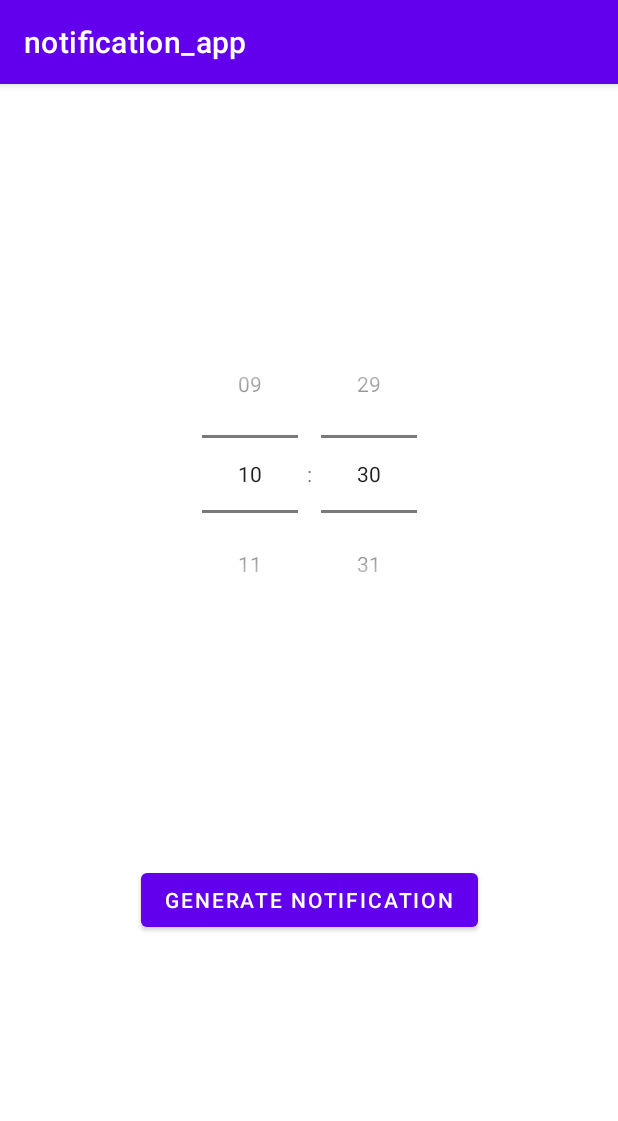
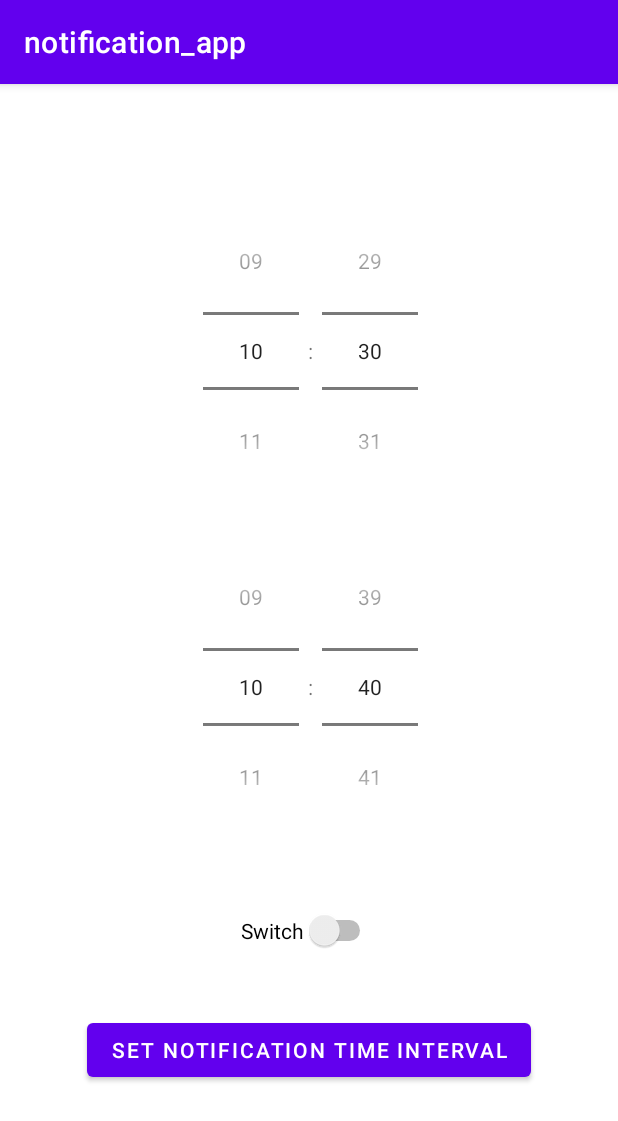
Before and after one commit to Nevaland/notification-app, an Android app: the screen it shows after launch (MainActivity), on a phone screen of 412 x 824 dp. Shown: the top 1121 px of the screen. Run offline under Robolectric (Android 15) with nearby library versions, the phone set to English and light mode, and no system bars.

Commit message:
Add timePickers and Refactoring

```diff
--- a/app/src/main/AndroidManifest.xml
+++ b/app/src/main/AndroidManifest.xml
@@ -26,10 +26,6 @@
             </intent-filter>
         </activity>
 
-<!--        <activity-->
-<!--            android:name=".ResultActivity"-->
-<!--            android:parentActivityName=".MainActivity" >-->
-<!--        </activity>-->
         <receiver android:name=".DeviceBootReceiver"
             android:enabled="false"
             android:exported="true">
--- a/app/src/main/java/nevaland/notification_app/AlarmReceiver.java
+++ b/app/src/main/java/nevaland/notification_app/AlarmReceiver.java
@@ -75,7 +75,7 @@ public class AlarmReceiver extends BroadcastReceiver {
             nextNotifyTime.add(Calendar.DATE, 1);
 
             //  Preference에 설정한 값 저장
-            SharedPreferences.Editor editor = context.getSharedPreferences("daily alarm", MODE_PRIVATE).edit();
+            SharedPreferences.Editor editor = context.getSharedPreferences("notification_settings", MODE_PRIVATE).edit();
             editor.putLong("nextNotifyTime", nextNotifyTime.getTimeInMillis());
             editor.apply();
 
--- a/app/src/main/java/nevaland/notification_app/DeviceBootReceiver.java
+++ b/app/src/main/java/nevaland/notification_app/DeviceBootReceiver.java
@@ -29,7 +29,7 @@ public class DeviceBootReceiver extends BroadcastReceiver {
 
             AlarmManager manager = (AlarmManager) context.getSystemService(Context.ALARM_SERVICE);
 
-            SharedPreferences sharedPreferences = context.getSharedPreferences("daily alarm", MODE_PRIVATE);
+            SharedPreferences sharedPreferences = context.getSharedPreferences("notification_settings", MODE_PRIVATE);
             long millis = sharedPreferences.getLong("nextNotifyTime", Calendar.getInstance().getTimeInMillis());
 
 
--- a/app/src/main/java/nevaland/notification_app/MainActivity.java
+++ b/app/src/main/java/nevaland/notification_app/MainActivity.java
@@ -1,24 +1,20 @@
 package nevaland.notification_app;
 
+import androidx.annotation.NonNull;
 import androidx.appcompat.app.AppCompatActivity;
-import androidx.core.app.NotificationCompat;
 
-import android.annotation.SuppressLint;
 import android.app.AlarmManager;
-import android.app.NotificationChannel;
-import android.app.NotificationManager;
 import android.app.PendingIntent;
 import android.content.ComponentName;
 import android.content.Context;
 import android.content.Intent;
 import android.content.SharedPreferences;
 import android.content.pm.PackageManager;
-import android.graphics.BitmapFactory;
 import android.os.Build;
 import android.os.Bundle;
-import android.util.Log;
 import android.view.View;
 import android.widget.Button;
+import android.widget.Switch;
 import android.widget.TimePicker;
 import android.widget.Toast;
 
@@ -30,80 +26,53 @@ import java.util.Locale;
 
 public class MainActivity extends AppCompatActivity {
 
-//    public static final String NOTIFICATION_CHANNEL_ID = "10001";
-//    private int count = 0;
-
     @Override
     protected void onCreate(Bundle savedInstanceState) {
         super.onCreate(savedInstanceState);
         setContentView(R.layout.activity_main);
 
-        final TimePicker picker=(TimePicker)findViewById(R.id.timePicker);
-        picker.setIs24HourView(true);
+        SharedPreferences sharedPreferences = getSharedPreferences("notification_settings", MODE_PRIVATE);
+        long nextNotifyTimeMillis = sharedPreferences.getLong("nextNotifyTime", Calendar.getInstance().getTimeInMillis());
+        long startStareTimeMillis = sharedPreferences.getLong("startStareTime", Calendar.getInstance().getTimeInMillis());
+        long endStareTimeMillis = sharedPreferences.getLong("endStareTime", Calendar.getInstance().getTimeInMillis() + 600000);
+        Boolean isEnable = sharedPreferences.getBoolean("isEnable", false);
 
-        SharedPreferences sharedPreferences = getSharedPreferences("daily alarm", MODE_PRIVATE);
-        long millis = sharedPreferences.getLong("nextNotifyTime", Calendar.getInstance().getTimeInMillis());
+        final TimePicker startTimePicker = (TimePicker) findViewById(R.id.timePicker_start);
+        final TimePicker endTimePicker = (TimePicker) findViewById(R.id.timePicker_end);
+        final Switch onOffSwitch = (Switch) findViewById(R.id.switch_onOff);
+        Button saveButton = (Button) findViewById(R.id.btn_save);
 
-        Calendar nextNotifyTime = new GregorianCalendar();
-        nextNotifyTime.setTimeInMillis(millis);
+        setTimePickers(startTimePicker, endTimePicker, startStareTimeMillis, endStareTimeMillis);
 
-        Date nextDate = nextNotifyTime.getTime();
-        String date_text = new SimpleDateFormat("yyyy년 MM월 dd일 EE요일 a hh시 mm분 ", Locale.getDefault()).format(nextDate);
-        Toast.makeText(getApplicationContext(),"[처음 실행시] 다음 알람은 " + date_text + "으로 알람이 설정되었습니다!", Toast.LENGTH_SHORT).show();
+        onOffSwitch.setChecked(isEnable);
+        onOffSwitch.setOnClickListener(new View.OnClickListener() {
+            @Override
+            public void onClick(View view) {
+                // TODO: Getting onOff Switch value, Saving value.
+            }
+        });
 
-        // 이전 설정값으로 TimePicker 초기화
-        Date currentTime = nextNotifyTime.getTime();
-        SimpleDateFormat HourFormat = new SimpleDateFormat("kk", Locale.getDefault());
-        SimpleDateFormat MinuteFormat = new SimpleDateFormat("mm", Locale.getDefault());
-
-        int pre_hour = Integer.parseInt(HourFormat.format(currentTime));
-        int pre_minute = Integer.parseInt(MinuteFormat.format(currentTime));
-
-        if (Build.VERSION.SDK_INT >= 23 ){
-            picker.setHour(pre_hour);
-            picker.setMinute(pre_minute);
-        }
-        else{
-            picker.setCurrentHour(pre_hour);
-            picker.setCurrentMinute(pre_minute);
-        }
-
-
-        Button button = (Button) findViewById(R.id.button);
-        button.setOnClickListener(new View.OnClickListener() {
+        saveButton.setOnClickListener(new View.OnClickListener() {
             @Override
             public void onClick(View arg0) {
-//                // 버튼을 누를때마다 count 를 증가시며 최근에 보낸 Notification만 사용자의 탭 대기중인지 테스트
-//                count++;
-//                NotificationSomethings();
-                int hour, hour_24, minute;
-                String am_pm;
+                // TODO: Check OnOff
+
+                int hour_24, minute;
                 if (Build.VERSION.SDK_INT >= 23 ){
-                    hour_24 = picker.getHour();
-                    minute = picker.getMinute();
+                    hour_24 = startTimePicker.getHour();
+                    minute = startTimePicker.getMinute();
                 }
                 else{
-                    hour_24 = picker.getCurrentHour();
-                    minute = picker.getCurrentMinute();
-                }
-                if(hour_24 > 12) {
-                    am_pm = "PM";
-                    hour = hour_24 - 12;
-                }
-                else
-                {
-                    hour = hour_24;
-                    am_pm="AM";
+                    hour_24 = startTimePicker.getCurrentHour();
+                    minute = startTimePicker.getCurrentMinute();
                 }
 
-                // 현재 지정된 시간으로 알람 시간 설정
                 Calendar calendar = Calendar.getInstance();
                 calendar.setTimeInMillis(System.currentTimeMillis());
                 calendar.set(Calendar.HOUR_OF_DAY, hour_24);
                 calendar.set(Calendar.MINUTE, minute);
                 calendar.set(Calendar.SECOND, 0);
 
-                // 이미 지난 시간을 지정했다면 다음날 같은 시간으로 설정
                 if (calendar.before(Calendar.getInstance())) {
                     calendar.add(Calendar.DATE, 1);
                 }
@@ -113,13 +82,57 @@ public class MainActivity extends AppCompatActivity {
                 Toast.makeText(getApplicationContext(),date_text + "으로 알람이 설정되었습니다!", Toast.LENGTH_SHORT).show();
 
                 //  Preference에 설정한 값 저장
-                SharedPreferences.Editor editor = getSharedPreferences("daily alarm", MODE_PRIVATE).edit();
-                editor.putLong("nextNotifyTime", (long)calendar.getTimeInMillis());
+                SharedPreferences.Editor editor = getSharedPreferences("notification_settings", MODE_PRIVATE).edit();
+                editor.putLong("nextNotifyTime", (long) calendar.getTimeInMillis());
                 editor.apply();
 
                 diaryNotification(calendar);
             }
         });
+
+    }
+
+    private void setTimePickers(TimePicker startTimePicker, TimePicker endTimePicker, long startStareTimeMillis, long endStareTimeMillis) {
+        startTimePicker.setIs24HourView(true);
+        endTimePicker.setIs24HourView(true);
+
+        Date startStareDate = getDateByMillis(startStareTimeMillis);
+        Date endStareDate = getDateByMillis(endStareTimeMillis);
+
+        int start_hour = getHour(startStareDate);
+        int start_minute = getMinute(startStareDate);
+        int end_hour = getHour(endStareDate);
+        int end_minute = getMinute(endStareDate);
+
+        if (Build.VERSION.SDK_INT >= 23){
+            startTimePicker.setHour(start_hour);
+            startTimePicker.setMinute(start_minute);
+            endTimePicker.setHour(end_hour);
+            endTimePicker.setMinute(end_minute);
+        }
+        else{
+            startTimePicker.setCurrentHour(start_hour);
+            startTimePicker.setCurrentMinute(start_minute);
+            endTimePicker.setCurrentHour(end_hour);
+            endTimePicker.setCurrentMinute(end_minute);
+        }
+    }
+
+    private int getHour(Date startStareDate) {
+        SimpleDateFormat hourFormat = new SimpleDateFormat("kk", Locale.getDefault());
+        return Integer.parseInt(hourFormat.format(startStareDate));
+    }
+
+    private int getMinute(Date startStareDate) {
+        SimpleDateFormat minuteFormat = new SimpleDateFormat("mm", Locale.getDefault());
+        return Integer.parseInt(minuteFormat.format(startStareDate));
+    }
+
+    @NonNull
+    private Date getDateByMillis(long millis) {
+        Calendar calendar = new GregorianCalendar();
+        calendar.setTimeInMillis(millis);
+        return calendar.getTime();
     }
 
     void diaryNotification(Calendar calendar)
@@ -132,7 +145,7 @@ public class MainActivity extends AppCompatActivity {
         PackageManager pm = this.getPackageManager();
         ComponentName receiver = new ComponentName(this, DeviceBootReceiver.class);
         Intent alarmIntent = new Intent(this, AlarmReceiver.class);
-        PendingIntent pendingIntent = PendingIntent.getBroadcast(this, 0, alarmIntent, 0);
+        PendingIntent pendingIntent = PendingIntent.getBroadcast(this, 0, alarmIntent, PendingIntent.FLAG_IMMUTABLE);
         AlarmManager alarmManager = (AlarmManager) getSystemService(Context.ALARM_SERVICE);
 
 
--- a/app/src/main/res/layout/activity_main.xml
+++ b/app/src/main/res/layout/activity_main.xml
@@ -6,17 +6,53 @@
     android:layout_height="match_parent"
     tools:context=".MainActivity">
 
-    <Button
-        android:id="@+id/button"
+
+    <TimePicker
+        android:id="@+id/timePicker_start"
         android:layout_width="wrap_content"
         android:layout_height="wrap_content"
-        android:layout_marginBottom="200dp"
-        android:text="Generate Notification"
+        android:layout_marginTop="72dp"
+        android:timePickerMode="spinner"
+        app:layout_constraintHorizontal_bias="0.503"
+        app:layout_constraintLeft_toLeftOf="parent"
+        app:layout_constraintRight_toRightOf="parent"
+        app:layout_constraintTop_toTopOf="parent"
+        app:layout_constraintVertical_chainStyle="packed" />
+
+    <TimePicker
+        android:id="@+id/timePicker_end"
+        android:layout_width="wrap_content"
+        android:layout_height="wrap_content"
+        android:layout_marginTop="12dp"
+        android:timePickerMode="spinner"
+        app:layout_constraintHorizontal_bias="0.503"
+        app:layout_constraintLeft_toLeftOf="parent"
+        app:layout_constraintRight_toRightOf="parent"
+        app:layout_constraintTop_toBottomOf="@+id/timePicker_start"
+        app:layout_constraintVertical_chainStyle="packed" />
+
+    <Switch
+        android:id="@+id/switch_onOff"
+        android:layout_width="wrap_content"
+        android:layout_height="wrap_content"
+        android:text="Switch"
+        app:layout_constraintBottom_toTopOf="@+id/btn_save"
+        app:layout_constraintEnd_toEndOf="parent"
+        app:layout_constraintHorizontal_bias="0.498"
+        app:layout_constraintStart_toStartOf="parent"
+        app:layout_constraintTop_toBottomOf="@+id/timePicker_end" />
+
+    <Button
+        android:id="@+id/btn_save"
+        android:layout_width="wrap_content"
+        android:layout_height="wrap_content"
+        android:layout_marginBottom="100dp"
+        android:text="Set Notification Time Interval"
         app:layout_constraintBottom_toBottomOf="parent"
         app:layout_constraintLeft_toLeftOf="parent"
         app:layout_constraintRight_toRightOf="parent" />
 
-<!--    <EditText-->
+    <!--    <EditText-->
 <!--        android:id="@+id/editTextPeriod"-->
 <!--        android:layout_width="wrap_content"-->
 <!--        android:layout_height="wrap_content"-->
@@ -28,16 +64,4 @@
 <!--        app:layout_constraintTop_toTopOf="parent" />-->
 
 
-    <TimePicker
-        android:id="@+id/timePicker"
-        android:layout_width="wrap_content"
-        android:layout_height="wrap_content"
-        app:layout_constraintLeft_toLeftOf="parent"
-        app:layout_constraintRight_toRightOf="parent"
-        app:layout_constraintTop_toTopOf="parent"
-        app:layout_constraintBottom_toTopOf="@id/button"
-        app:layout_constraintVertical_chainStyle="packed"
-        android:timePickerMode="spinner"/>
-
-
 </androidx.constraintlayout.widget.ConstraintLayout>
```
Also changed, not shown: app/src/main/java/nevaland/notification_app/ResultActivity.java (deleted, +0 -43 lines), app/src/main/res/layout/result_main.xml (deleted, +0 -17 lines).
